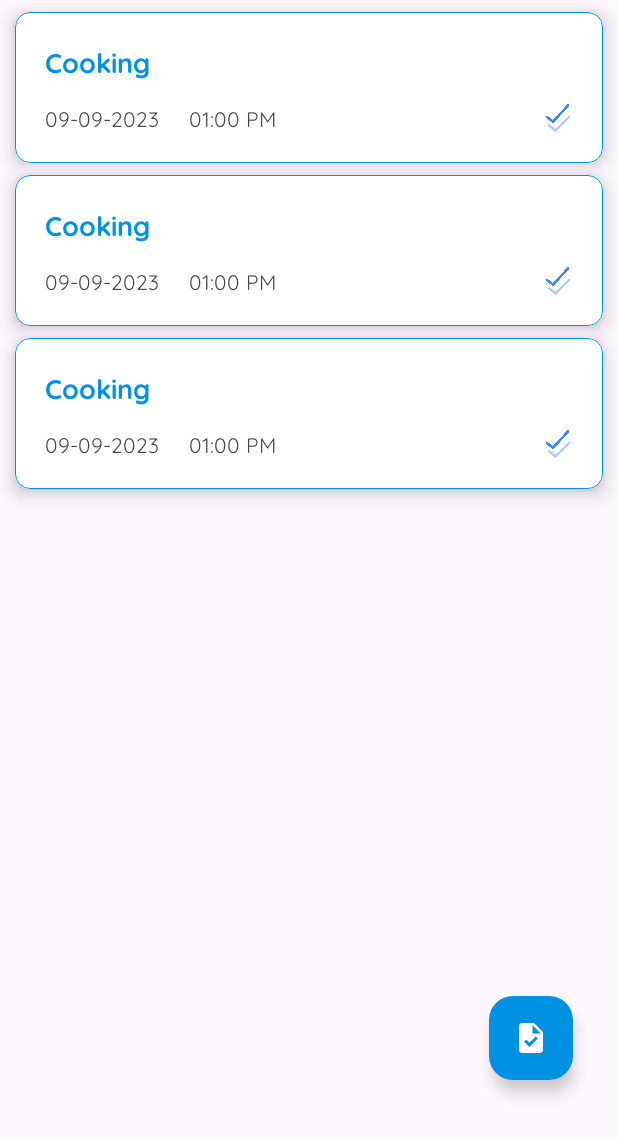
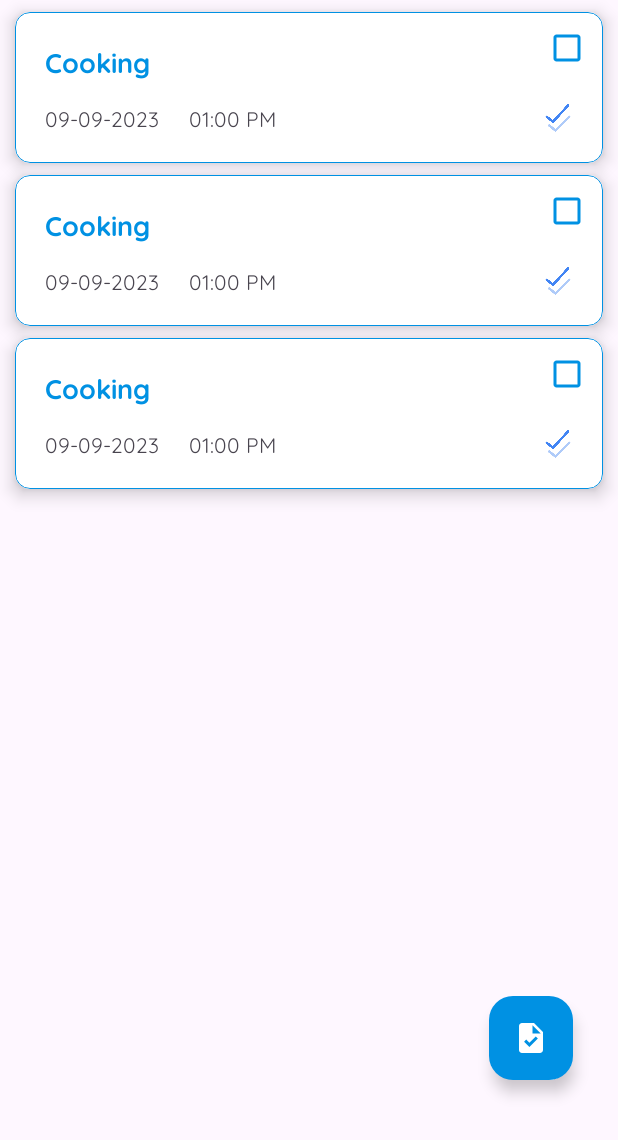
Before and after one commit to JungleMystic/To-Do-List, an Android app: the layout fragment_to_do_list.xml on its own in the app's theme, with its tools: preview values and no code run, on a phone screen of 412 x 824 dp, the part 96-1236 px from its top. Run offline under Robolectric (Android 15) with nearby library versions, the phone set to English and light mode, and no system bars.

Commit message:
Initial Commit v1.0.0

```diff
--- a/app/build.gradle.kts
+++ b/app/build.gradle.kts
@@ -21,7 +21,7 @@ android {
         minSdk = 27
         targetSdk = 34
         versionCode = 1
-        versionName = "1.0"
+        versionName = "1.0.0"
 
         testInstrumentationRunner = "androidx.test.runner.AndroidJUnitRunner"
     }
--- a/app/src/main/java/com/lrm/todolist/database/ToDoDao.kt
+++ b/app/src/main/java/com/lrm/todolist/database/ToDoDao.kt
@@ -26,6 +26,6 @@ interface ToDoDao {
     @Query("SELECT * FROM to_do_table WHERE id = :id")
     fun getToDo(id: Int): Flow<ToDoEntity>
 
-    @Query("UPDATE to_do_table SET isShow = :isShow WHERE id LIKE :id")
-    fun updateIsShown(id: Int, isShow: Int)
+    @Query("UPDATE to_do_table SET isCompleted = :isCompleted WHERE id LIKE :id")
+    suspend fun completedToDo(id: Int, isCompleted: Int)
 }
--- a/app/src/main/java/com/lrm/todolist/database/ToDoEntity.kt
+++ b/app/src/main/java/com/lrm/todolist/database/ToDoEntity.kt
@@ -14,6 +14,6 @@ data class ToDoEntity(
     val date: String = "",
     @ColumnInfo(name = "time")
     val time: String = "",
-    @ColumnInfo(name = "isShow")
-    val isShow: Int = 0
+    @ColumnInfo(name = "isCompleted")
+    val isCompleted: Int = 0
 )
--- a/app/src/main/java/com/lrm/todolist/viewmodel/ToDoViewModel.kt
+++ b/app/src/main/java/com/lrm/todolist/viewmodel/ToDoViewModel.kt
@@ -74,6 +74,12 @@ class ToDoViewModel(
             toDoDao.delete(todo)
         }
     }
+
+    fun updateCompletedToDo(id: Int, isCompleted: Int) {
+        viewModelScope.launch {
+            toDoDao.completedToDo(id, isCompleted)
+        }
+    }
 }
 
 class ToDoViewModelFactory(private val toDoDao: ToDoDao) : ViewModelProvider.Factory {
--- a/app/src/main/res/layout/fragment_to_do_list.xml
+++ b/app/src/main/res/layout/fragment_to_do_list.xml
@@ -73,11 +73,11 @@
         android:layout_height="wrap_content"
         android:visibility="gone"
         android:fontFamily="@font/quicksand_bold"
-        android:textSize="16sp"
+        android:textSize="20sp"
         android:text="@string/nothing_todo"
         app:layout_constraintStart_toStartOf="parent"
         app:layout_constraintEnd_toEndOf="parent"
-        app:layout_constraintTop_toBottomOf="@id/app_bar"
+        app:layout_constraintTop_toTopOf="parent"
         app:layout_constraintBottom_toBottomOf="parent"/>
 
     <com.google.android.material.floatingactionbutton.FloatingActionButton
--- a/app/src/main/res/layout/to_do_list_item.xml
+++ b/app/src/main/res/layout/to_do_list_item.xml
@@ -57,6 +57,14 @@
             app:layout_constraintStart_toEndOf="@id/date"
             android:layout_marginStart="20dp"/>
 
+        <com.google.android.material.checkbox.MaterialCheckBox
+            android:id="@+id/done_checkbox"
+            android:layout_width="wrap_content"
+            android:layout_height="wrap_content"
+            app:layout_constraintTop_toTopOf="parent"
+            app:layout_constraintEnd_toEndOf="parent"
+            app:buttonTint="@color/blue"/>
+
         <ImageView
             android:id="@+id/read_icon"
             android:layout_width="20dp"
```
Also changed, not shown: app/src/main/java/com/lrm/todolist/adapter/ToDoListAdapter.kt (+19 -1 lines).
